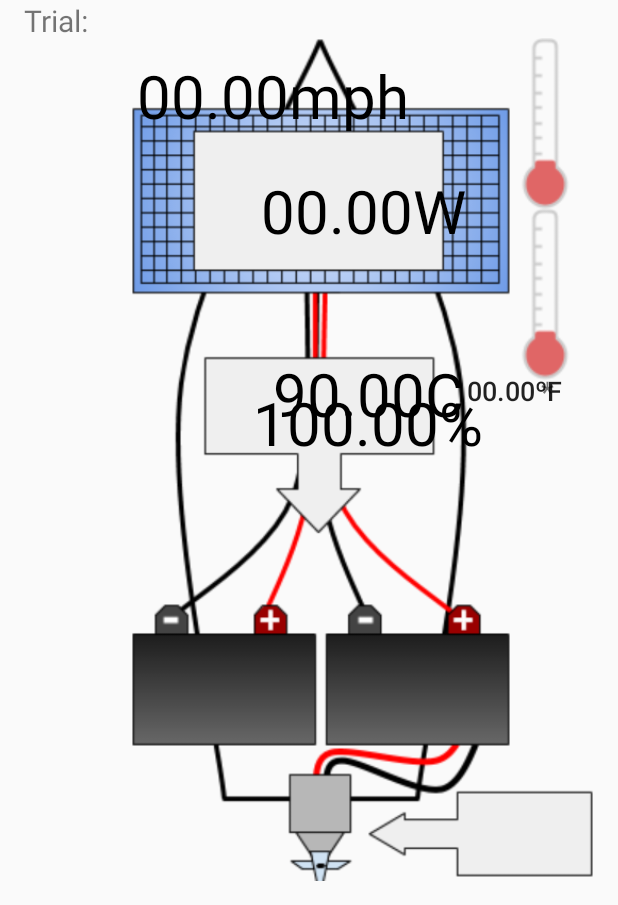
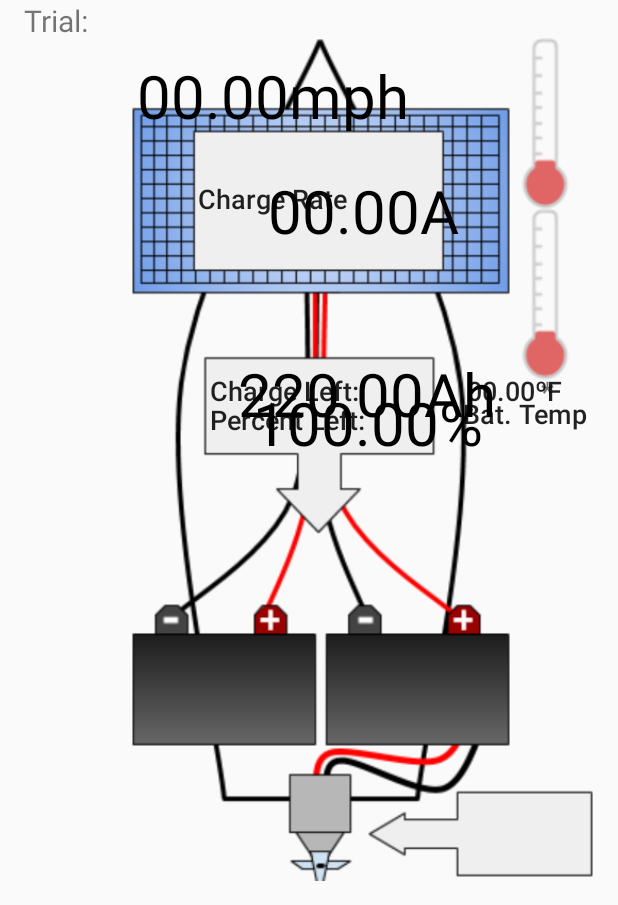
Before and after one commit to CarnegieMellonSolarRacing/AndroidApp, an Android app: the MainActivity screen opened directly, with no data from a screen before it, on a phone screen of 412 x 824 dp, the part 331-1236 px from its top. Run offline under Robolectric (Android 15) with nearby library versions, the phone set to English and light mode, and no system bars; libraries missing offline, so code that uses them is left out: com.github.mikephil.charting; plain views replace BarChart.

Commit message:
removed test code

```diff
--- a/app/src/main/java/co/cmsr/optiandroid/MainActivity.java
+++ b/app/src/main/java/co/cmsr/optiandroid/MainActivity.java
@@ -40,7 +40,7 @@ public class MainActivity extends AppCompatActivity {
         Intent i = getIntent();
         boolean saveLog = i.getBooleanExtra("save_log", false);
         String name = i.getStringExtra("trial_name");
-        Double initial_charge = i.getDoubleExtra("initial_charge", 90);
+        Double initial_charge = i.getDoubleExtra("initial_charge", 220);
         Double initial_charge_percent = i.getDoubleExtra("initial_charge_percent", 100);
         debugEnabled = i.getBooleanExtra("debug_enabled", false);
 
--- a/app/src/main/java/co/cmsr/optiandroid/communication/DataParser.java
+++ b/app/src/main/java/co/cmsr/optiandroid/communication/DataParser.java
@@ -19,6 +19,7 @@ public class DataParser {
 
     static final String new_line_delim = "\n";
     static final String csv_delim = ",";
+    double secToHour = 1.0 / 3600.0;
 
     // CSLA2DE
     int CSLA2DE_zero_v = 6;
@@ -69,7 +70,6 @@ public class DataParser {
                         // Calculate new charge left
                         charge_left = calc_leftover_charge(charge_left,
                                 batt_current_discharge, batt_current_charge, elapsedTime);
-                        charge_left -= 10;
                         double percent_left = 100 * (
                                 charge_left / dataPackets.getFirst().charge_left);
                         DataPacket new_dp = new DataPacket(batt_temp, charge_left,
@@ -91,7 +91,7 @@ public class DataParser {
                                        double discharge_rate,
                                        double charge_rate,
                                        double elapsedTimeSec) {
-        double net_change = (charge_rate - discharge_rate) * elapsedTimeSec;
+        double net_change = (charge_rate - discharge_rate) * elapsedTimeSec * secToHour;
         return charge_left + net_change;
     }
 
--- a/app/src/main/java/co/cmsr/optiandroid/renderers/BoatDataRenderer.java
+++ b/app/src/main/java/co/cmsr/optiandroid/renderers/BoatDataRenderer.java
@@ -21,8 +21,8 @@ public class BoatDataRenderer implements DataRenderer {
     TextView batteryChargeTextView, batteryChargePercentTextView, batteryTempTextView;
     TextView boatSpeedTextView;
 
-    String power_symbol = "W";
-    String charge_symbol = "C";
+    String charge_rate_symbol = "A";
+    String charge_symbol = "Ah";
     String percent_symbol = "%";
     String temp_symbol = "ºF";  // Fahrenheit
     String speed_symbol = "mph";
@@ -45,7 +45,7 @@ public class BoatDataRenderer implements DataRenderer {
         batteryTempTextView = (TextView) activity.findViewById(R.id.batteryTemp);
         boatSpeedTextView = (TextView) activity.findViewById(R.id.speed);
 
-        solarPanelDisplay = new DataTextDisplay(solarPanelPowerTextView, power_symbol);
+        solarPanelDisplay = new DataTextDisplay(solarPanelPowerTextView, charge_rate_symbol);
         batteryChargeDisplay = new DataTextDisplay(batteryChargeTextView, charge_symbol);
         batteryChargePercentDisplay = new DataTextDisplay(batteryChargePercentTextView, percent_symbol);
         batteryTempDisplay = new DataTextDisplay(batteryTempTextView, temp_symbol);
--- a/app/src/main/res/layout/boat_display.xml
+++ b/app/src/main/res/layout/boat_display.xml
@@ -57,7 +57,7 @@
         android:id="@+id/solarPanelPower"
         android:layout_width="wrap_content"
         android:layout_height="wrap_content"
-        android:text="15.0 W"
+        android:text="30.0A"
         android:textColor="@android:color/primary_text_light"
         android:textSize="@dimen/text_primary"
         app:layout_constraintBottom_toBottomOf="@+id/boatGraphic"
@@ -85,7 +85,7 @@
         android:id="@+id/batteryCharge"
         android:layout_width="wrap_content"
         android:layout_height="wrap_content"
-        android:text="10.0 A"
+        android:text="220 Ah"
         android:textColor="@android:color/primary_text_light"
         android:textSize="@dimen/text_primary"
         app:layout_constraintBottom_toBottomOf="@+id/boatGraphic"
@@ -127,7 +127,7 @@
         android:id="@+id/batteryTemp"
         android:layout_width="wrap_content"
         android:layout_height="wrap_content"
-        android:text="10 C"
+        android:text="10 F"
         android:textAppearance="@style/TextAppearance.AppCompat.Body2"
         android:textSize="18sp"
         app:layout_constraintBottom_toBottomOf="@+id/boatGraphic"
@@ -136,5 +136,60 @@
         app:layout_constraintRight_toRightOf="@+id/boatGraphic"
         app:layout_constraintTop_toTopOf="@+id/boatGraphic"
         app:layout_constraintVertical_bias="0.415" />
+    <TextView
+        android:id="@+id/textView"
+        android:layout_width="wrap_content"
+        android:layout_height="wrap_content"
+        android:text="Charge Left:"
+        android:textAppearance="@style/TextAppearance.AppCompat.Body2"
+        android:textSize="18sp"
+        app:layout_constraintBottom_toBottomOf="@+id/boatGraphic"
+        app:layout_constraintHorizontal_bias="0.25"
+        app:layout_constraintLeft_toLeftOf="@+id/boatGraphic"
+        app:layout_constraintRight_toRightOf="@+id/boatGraphic"
+        app:layout_constraintTop_toTopOf="@+id/boatGraphic"
+        app:layout_constraintVertical_bias="0.415" />
+
+    <TextView
+        android:id="@+id/textView2"
+        android:layout_width="wrap_content"
+        android:layout_height="20dp"
+        android:text="Percent Left:"
+        android:textAppearance="@style/TextAppearance.AppCompat.Body2"
+        android:textSize="18sp"
+        app:layout_constraintBottom_toBottomOf="@+id/boatGraphic"
+        app:layout_constraintHorizontal_bias="0.255"
+        app:layout_constraintLeft_toLeftOf="@+id/boatGraphic"
+        app:layout_constraintRight_toRightOf="@+id/boatGraphic"
+        app:layout_constraintTop_toTopOf="@+id/boatGraphic"
+        app:layout_constraintVertical_bias="0.447" />
+
+    <TextView
+        android:id="@+id/textView5"
+        android:layout_width="wrap_content"
+        android:layout_height="29dp"
+        android:text="Bat. Temp"
+        android:textAppearance="@style/TextAppearance.AppCompat.Body2"
+        android:textSize="18sp"
+        app:layout_constraintBottom_toBottomOf="@+id/boatGraphic"
+        app:layout_constraintHorizontal_bias="0.978"
+        app:layout_constraintLeft_toLeftOf="@+id/boatGraphic"
+        app:layout_constraintRight_toRightOf="@+id/boatGraphic"
+        app:layout_constraintTop_toTopOf="@+id/boatGraphic"
+        app:layout_constraintVertical_bias="0.447" />
+
+    <TextView
+        android:id="@+id/textView3"
+        android:layout_width="wrap_content"
+        android:layout_height="wrap_content"
+        android:text="Charge Rate"
+        android:textAppearance="@style/TextAppearance.AppCompat.Body2"
+        android:textSize="18sp"
+        app:layout_constraintBottom_toBottomOf="@+id/boatGraphic"
+        app:layout_constraintHorizontal_bias="0.214"
+        app:layout_constraintLeft_toLeftOf="@+id/boatGraphic"
+        app:layout_constraintRight_toRightOf="@+id/boatGraphic"
+        app:layout_constraintTop_toTopOf="@+id/boatGraphic"
+        app:layout_constraintVertical_bias="0.176" />
 
 </android.support.constraint.ConstraintLayout>
--- a/app/src/main/res/layout/content_start_screen.xml
+++ b/app/src/main/res/layout/content_start_screen.xml
@@ -88,7 +88,7 @@
             android:layout_marginLeft="8dp"
             android:layout_marginTop="8dp"
             android:ems="10"
-            android:hint="Default: "
+            android:hint="Default: 220"
             android:inputType="text"
             app:layout_constraintHorizontal_bias="0.0"
             app:layout_constraintLeft_toLeftOf="@+id/centerline"
```
